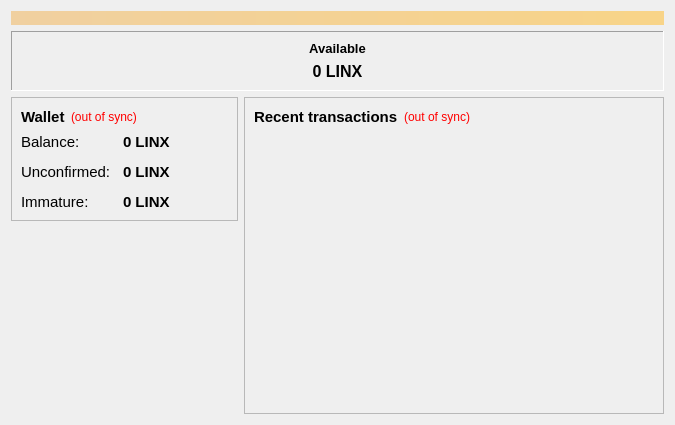
Above: src/qt/forms/overviewpage.ui from linX-project/linX before the change. Below: the same form after it.
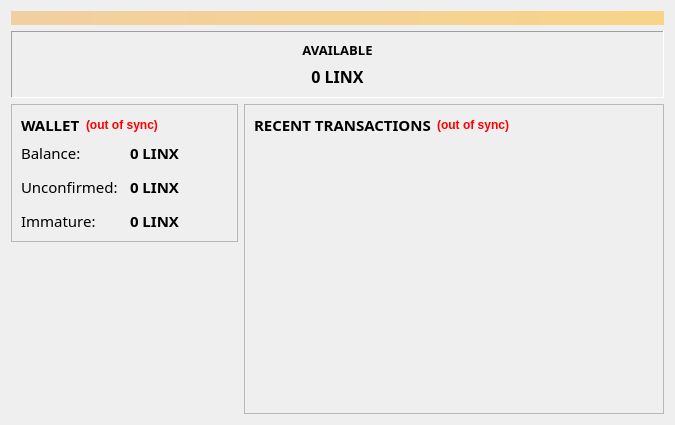
That is the form after the change. Icons and pictures are not drawn.

Patch:
```diff
--- a/src/qt/forms/overviewpage.ui
+++ b/src/qt/forms/overviewpage.ui
@@ -68,13 +68,14 @@
            <widget class="QLabel" name="label_2">
             <property name="font">
              <font>
+              <family>Arial Black</family>
               <pointsize>10</pointsize>
               <weight>75</weight>
               <bold>true</bold>
              </font>
             </property>
             <property name="text">
-             <string>Available</string>
+             <string>AVAILABLE</string>
             </property>
             <property name="alignment">
              <set>Qt::AlignCenter</set>
@@ -85,6 +86,7 @@
            <widget class="QLabel" name="labelBalance2">
             <property name="font">
              <font>
+              <family>Arial Black</family>
               <pointsize>12</pointsize>
               <weight>75</weight>
               <bold>true</bold>
@@ -124,18 +126,26 @@
              <widget class="QLabel" name="label_5">
               <property name="font">
                <font>
+                <family>Arial Black</family>
                 <pointsize>11</pointsize>
                 <weight>75</weight>
                 <bold>true</bold>
+                <underline>false</underline>
                </font>
               </property>
               <property name="text">
-               <string>Wallet</string>
+               <string>WALLET</string>
               </property>
              </widget>
             </item>
             <item>
              <widget class="QLabel" name="labelWalletStatus">
+              <property name="font">
+               <font>
+                <weight>75</weight>
+                <bold>true</bold>
+               </font>
+              </property>
               <property name="toolTip">
                <string>The displayed information may be out of date. Your wallet automatically synchronizes with the LinX network after a connection is established, but this process has not completed yet.</string>
               </property>
@@ -180,6 +190,7 @@
              <widget class="QLabel" name="label">
               <property name="font">
                <font>
+                <family>Arial Black</family>
                 <pointsize>11</pointsize>
                </font>
               </property>
@@ -192,6 +203,7 @@
              <widget class="QLabel" name="label_3">
               <property name="font">
                <font>
+                <family>Arial Black</family>
                 <pointsize>11</pointsize>
                </font>
               </property>
@@ -204,6 +216,7 @@
              <widget class="QLabel" name="labelUnconfirmed">
               <property name="font">
                <font>
+                <family>Arial Black</family>
                 <pointsize>11</pointsize>
                 <weight>75</weight>
                 <bold>true</bold>
@@ -227,6 +240,7 @@
              <widget class="QLabel" name="labelImmatureText">
               <property name="font">
                <font>
+                <family>Arial Black</family>
                 <pointsize>11</pointsize>
                </font>
               </property>
@@ -239,6 +253,7 @@
              <widget class="QLabel" name="labelImmature">
               <property name="font">
                <font>
+                <family>Arial Black</family>
                 <pointsize>11</pointsize>
                 <weight>75</weight>
                 <bold>true</bold>
@@ -259,6 +274,7 @@
              <widget class="QLabel" name="labelBalance">
               <property name="font">
                <font>
+                <family>Arial Black</family>
                 <pointsize>11</pointsize>
                 <weight>75</weight>
                 <bold>true</bold>
@@ -318,16 +334,24 @@
              <widget class="QLabel" name="label_4">
               <property name="font">
                <font>
+                <family>Arial Black</family>
                 <pointsize>11</pointsize>
+                <underline>false</underline>
                </font>
               </property>
               <property name="text">
-               <string>&lt;b&gt;Recent transactions&lt;/b&gt;</string>
+               <string>&lt;html&gt;&lt;head/&gt;&lt;body&gt;&lt;p&gt;&lt;span style=&quot; font-weight:600;&quot;&gt;RECENT TRANSACTIONS&lt;/span&gt;&lt;/p&gt;&lt;/body&gt;&lt;/html&gt;</string>
               </property>
              </widget>
             </item>
             <item>
              <widget class="QLabel" name="labelTransactionsStatus">
+              <property name="font">
+               <font>
+                <weight>75</weight>
+                <bold>true</bold>
+               </font>
+              </property>
               <property name="toolTip">
                <string>The displayed information may be out of date. Your wallet automatically synchronizes with the LinX network after a connection is established, but this process has not completed yet.</string>
               </property>
```
Left out of the diff: 6 changed lines with no effect on the pictures.
